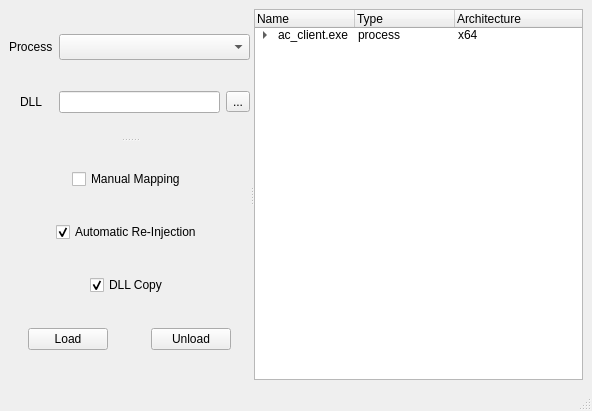
Above: src/forwarder/ui/mainwindow.ui from powware/dynamic-loader before the change. Below: the same form after it.
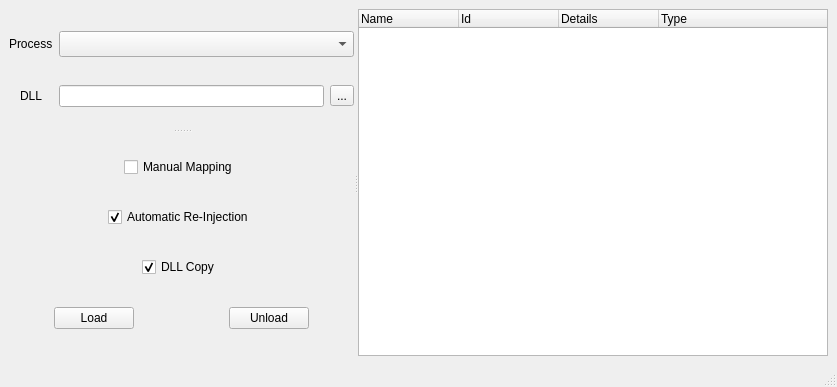
That is the form after the change. Custom widgets are drawn as their Qt base class.

The edit to the form file:
```diff
--- a/src/forwarder/ui/mainwindow.ui
+++ b/src/forwarder/ui/mainwindow.ui
@@ -6,8 +6,8 @@
    <rect>
     <x>0</x>
     <y>0</y>
-    <width>592</width>
-    <height>411</height>
+    <width>837</width>
+    <height>387</height>
    </rect>
   </property>
   <property name="focusPolicy">
@@ -19,23 +19,14 @@
   <widget class="QWidget" name="centralwidget">
    <layout class="QHBoxLayout" name="horizontalLayout">
     <item>
-     <widget class="QSplitter" name="splitter">
-      <property name="enabled">
-       <bool>true</bool>
-      </property>
+     <widget class="QSplitter" name="main_splitter">
       <property name="orientation">
        <enum>Qt::Orientation::Horizontal</enum>
       </property>
-      <property name="opaqueResize">
-       <bool>true</bool>
-      </property>
-      <property name="childrenCollapsible">
-       <bool>false</bool>
-      </property>
-      <widget class="QWidget" name="widget" native="true">
-       <layout class="QGridLayout" name="gridLayout">
-        <item row="0" column="0">
-         <widget class="QSplitter" name="splitter_2">
+      <widget class="QWidget" name="load_widget" native="true">
+       <layout class="QVBoxLayout" name="verticalLayout">
+        <item>
+         <widget class="QSplitter" name="load_splitter">
           <property name="orientation">
            <enum>Qt::Orientation::Vertical</enum>
           </property>
@@ -90,24 +81,15 @@
            </layout>
           </widget>
           <widget class="QWidget" name="layoutWidget">
-           <layout class="QGridLayout" name="gridLayout_3">
-            <item row="4" column="0" alignment="Qt::AlignmentFlag::AlignHCenter">
-             <widget class="QPushButton" name="load">
-              <property name="enabled">
-               <bool>true</bool>
-              </property>
-              <property name="sizePolicy">
-               <sizepolicy hsizetype="Minimum" vsizetype="Fixed">
-                <horstretch>0</horstretch>
-                <verstretch>0</verstretch>
-               </sizepolicy>
-              </property>
+           <layout class="QGridLayout" name="load_buttons_layout">
+            <item row="0" column="0" colspan="2" alignment="Qt::AlignmentFlag::AlignHCenter">
+             <widget class="QCheckBox" name="manual_mapping">
               <property name="text">
-               <string>Load</string>
+               <string>Manual Mapping</string>
               </property>
              </widget>
             </item>
-            <item row="4" column="1" alignment="Qt::AlignmentFlag::AlignHCenter">
+            <item row="3" column="1" alignment="Qt::AlignmentFlag::AlignHCenter">
              <widget class="QPushButton" name="unload">
               <property name="enabled">
                <bool>true</bool>
@@ -120,17 +102,7 @@
               </property>
              </widget>
             </item>
-            <item row="3" column="0" colspan="2" alignment="Qt::AlignmentFlag::AlignHCenter">
-             <widget class="QCheckBox" name="dll_copy">
-              <property name="text">
-               <string>DLL Copy</string>
-              </property>
-              <property name="checked">
-               <bool>true</bool>
-              </property>
-             </widget>
-            </item>
-            <item row="2" column="0" colspan="2" alignment="Qt::AlignmentFlag::AlignHCenter">
+            <item row="1" column="0" colspan="2" alignment="Qt::AlignmentFlag::AlignHCenter">
              <widget class="QCheckBox" name="automatic_reinjection">
               <property name="text">
                <string>Automatic Re-Injection</string>
@@ -140,19 +112,41 @@
               </property>
              </widget>
             </item>
-            <item row="1" column="0" colspan="2" alignment="Qt::AlignmentFlag::AlignHCenter">
-             <widget class="QCheckBox" name="checkBox_2">
+            <item row="2" column="0" colspan="2" alignment="Qt::AlignmentFlag::AlignHCenter">
+             <widget class="QCheckBox" name="dll_copy">
               <property name="text">
-               <string>Manual Mapping</string>
+               <string>DLL Copy</string>
               </property>
+              <property name="checked">
+               <bool>true</bool>
+              </property>
              </widget>
             </item>
+            <item row="3" column="0" alignment="Qt::AlignmentFlag::AlignHCenter">
+             <widget class="QPushButton" name="load">
+              <property name="enabled">
+               <bool>true</bool>
+              </property>
+              <property name="sizePolicy">
+               <sizepolicy hsizetype="Minimum" vsizetype="Fixed">
+                <horstretch>0</horstretch>
+                <verstretch>0</verstretch>
+               </sizepolicy>
+              </property>
+              <property name="text">
+               <string>Load</string>
+              </property>
+             </widget>
+            </item>
            </layout>
           </widget>
          </widget>
         </item>
        </layout>
       </widget>
+      <widget class="QWidget" name="gridLayoutWidget">
+       <layout class="QGridLayout" name="module_list_layout">
+        <item row="0" column="0">
       <widget class="QTreeWidget" name="module_list">
        <property name="sizePolicy">
         <sizepolicy hsizetype="Expanding" vsizetype="Expanding">
@@ -165,38 +159,24 @@
          <string>Name</string>
         </property>
        </column>
+          <column>
+           <property name="text">
+            <string>Id</string>
+           </property>
+          </column>
+          <column>
+           <property name="text">
+            <string>Details</string>
+           </property>
+          </column>
        <column>
         <property name="text">
          <string>Type</string>
         </property>
        </column>
-       <column>
-        <property name="text">
-         <string>Architecture</string>
-        </property>
-       </column>
-       <item>
-        <property name="text">
-         <string>ac_client.exe</string>
-        </property>
-        <property name="text">
-         <string>process</string>
-        </property>
-        <property name="text">
-         <string>x64</string>
-        </property>
-        <item>
-         <property name="text">
-          <string>assaultcube.dll</string>
-         </property>
-         <property name="text">
-          <string>module</string>
-         </property>
-         <property name="text">
-          <string/>
-         </property>
+         </widget>
         </item>
-       </item>
+       </layout>
       </widget>
      </widget>
     </item>
```
Left out of the diff: 13 changed lines with no effect on the pictures. Lines whose indentation alone changed are shown as unchanged.
